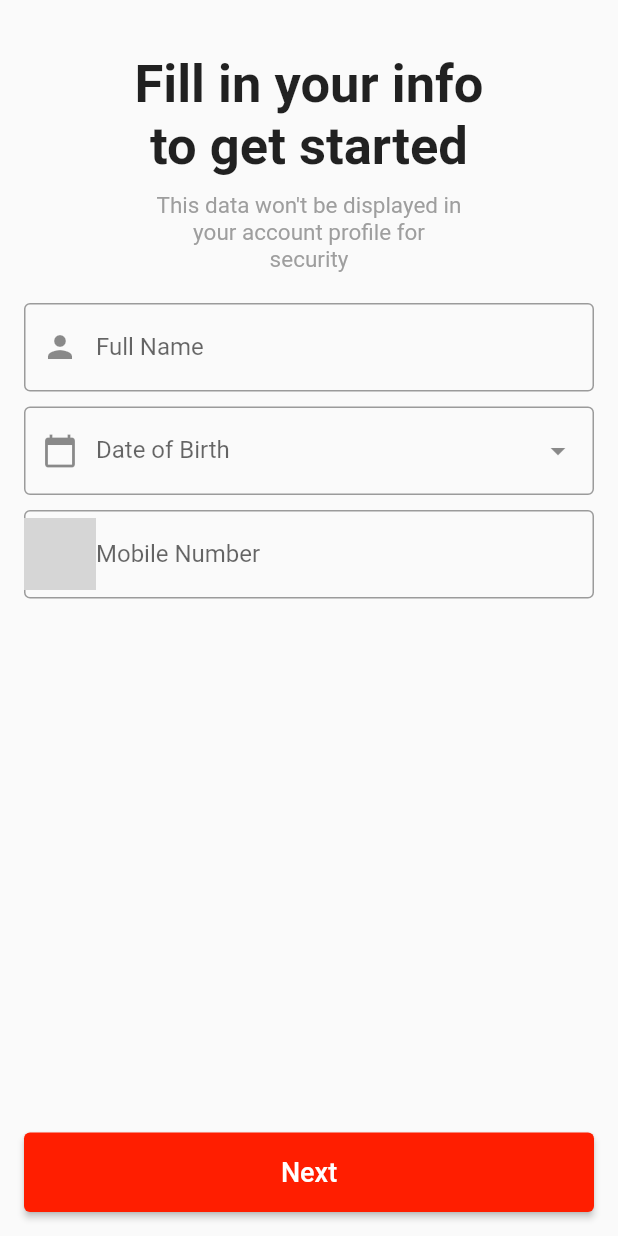
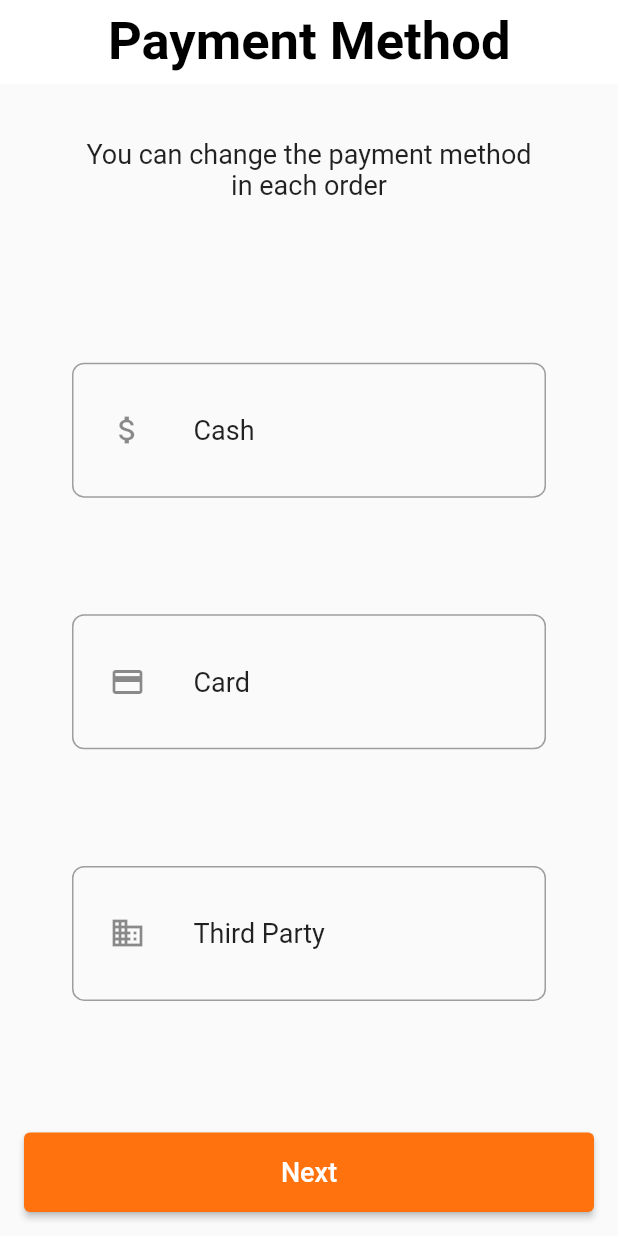
Before and after one commit to Valerie-0036/bigfood, a Flutter app: the nextPage screen opened directly, after a tap on "Next", on a phone screen of 412 x 824 dp. Run offline on Flutter 3.47's test engine with Material 2 defaults, Android fonts, the phone set to English and light mode, and no system bars; our stand-ins replace google_fonts; grey boxes are pictures that could not be loaded.

Commit message:
buat payment.dart

```diff
--- a/lib/login/onboarding2.dart
+++ b/lib/login/onboarding2.dart
@@ -1,4 +1,5 @@
 import 'package:bigfood/login/filldata.dart';
+import 'package:bigfood/login/payment.dart';
 import 'package:bigfood/login/signin.dart';
 import 'package:bigfood/login/signup.dart';
 import 'package:flutter/material.dart';
@@ -98,7 +99,7 @@ class nextPage extends StatelessWidget {
                           margin: EdgeInsets.fromLTRB(42 * fem, 0 * fem, 42 * fem, 37 * fem),
                           child: TextButton(
                             onPressed: () {
-                              Navigator.of(context).push(MaterialPageRoute(builder: (context) => MyFormPage()));
+                              Navigator.of(context).push(MaterialPageRoute(builder: (context) => PaymentMethodPage()));
                             },
                             style: TextButton.styleFrom(
                               padding: EdgeInsets.zero,
--- /dev/null
+++ b/lib/login/payment.dart
@@ -0,0 +1,99 @@
+import 'package:flutter/material.dart';
+
+class PaymentMethodPage extends StatelessWidget {
+  @override
+  Widget build(BuildContext context) {
+    return Scaffold(
+      appBar: AppBar(
+        backgroundColor: Colors.white,
+        elevation: 0,
+        centerTitle: true,
+        title: Text(
+          'Payment Method',
+          style: TextStyle(
+            fontSize: 35,
+            fontWeight: FontWeight.bold,
+            color: Colors.black,
+          ),
+        ),
+      ),
+      body: Padding(
+        padding: const EdgeInsets.all(16.0),
+        child: Column(
+          crossAxisAlignment: CrossAxisAlignment.stretch,
+          children: <Widget>[
+            SizedBox(height: 20.0),
+            Text(
+              'You can change the payment method\nin each order',
+              textAlign: TextAlign.center,
+              style: TextStyle(
+                fontSize: 18.0,
+              ),
+            ),
+            SizedBox(height: 40.0),
+            Expanded(
+              child: Column(
+                mainAxisAlignment: MainAxisAlignment.spaceEvenly,
+                children: <Widget>[
+                  PaymentOptionTile(
+                    icon: Icons.attach_money,
+                    title: 'Cash',
+                  ),
+                  PaymentOptionTile(
+                    icon: Icons.credit_card,
+                    title: 'Card',
+                  ),
+                  PaymentOptionTile(
+                    icon: Icons.business,
+                    title: 'Third Party',
+                  ),
+                ],
+              ),
+            ),
+            SizedBox(height: 20.0),
+            ElevatedButton(
+              onPressed: () {
+                // Navigate to the next page
+              },
+              style: ElevatedButton.styleFrom(
+                primary: Color.fromARGB(255, 255, 114, 13),
+                padding: EdgeInsets.symmetric(vertical: 16.0),
+              ),
+              child: Text(
+                'Next',
+                style: TextStyle(fontSize: 18.0),
+              ),
+            ),
+          ],
+        ),
+      ),
+    );
+  }
+}
+
+class PaymentOptionTile extends StatelessWidget {
+  final IconData icon;
+  final String title;
+
+  const PaymentOptionTile({Key? key, required this.icon, required this.title})
+      : super(key: key);
+
+  @override
+  Widget build(BuildContext context) {
+    return Container(
+      margin: EdgeInsets.symmetric(vertical: 10.0, horizontal: 32.0),
+      decoration: BoxDecoration(
+        border: Border.all(color: Colors.grey),
+        borderRadius: BorderRadius.circular(8.0),
+      ),
+      child: ListTile(
+        contentPadding: EdgeInsets.symmetric(vertical: 16.0, horizontal: 24.0),
+        leading: Icon(icon),
+        title: Text(
+          title,
+          style: TextStyle(fontSize: 18.0),
+        ),
+      ),
+    );
+  }
+}
```
